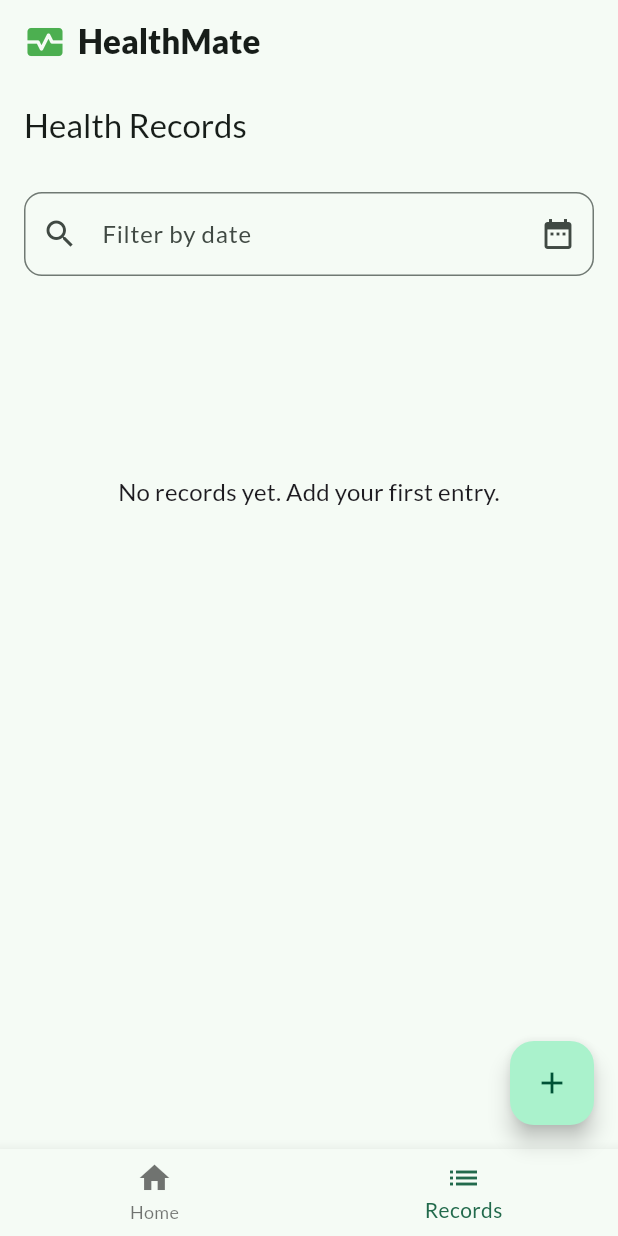
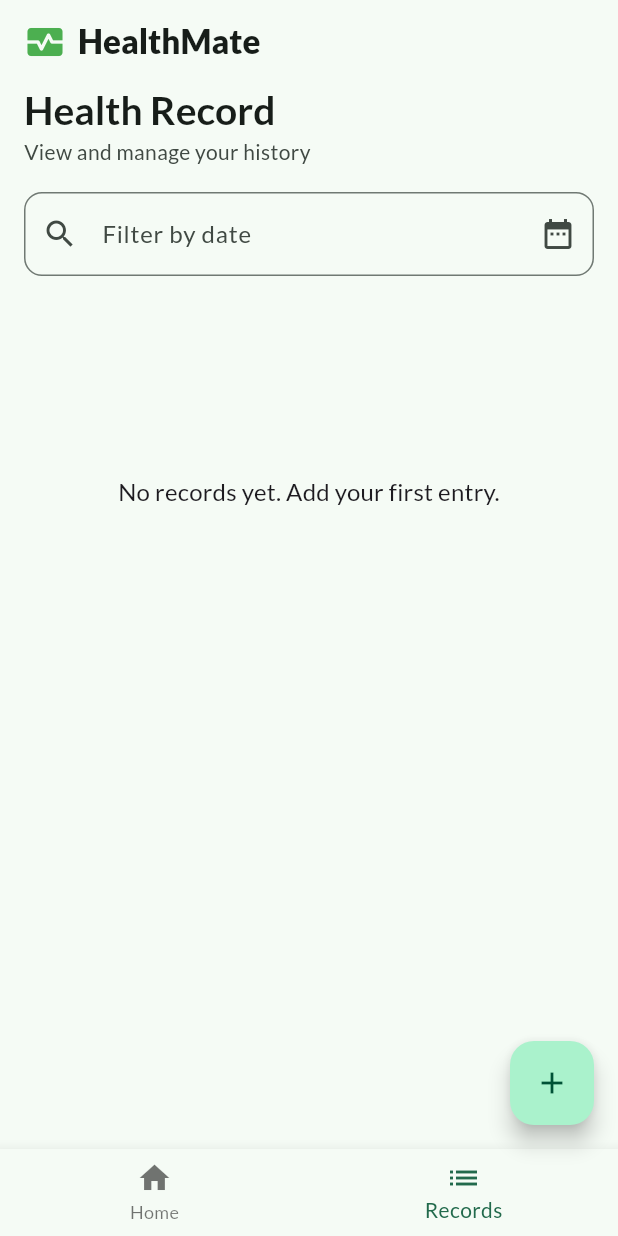
Before and after one commit to shafeemhsn/healthmate_personal_health_tracker, a Flutter app: the screen it shows after launch, item 2 of the bottom bar chosen, on a phone screen of 412 x 824 dp. Run offline on Flutter 3.47's test engine with Material 3 defaults, Android fonts, the light colour scheme and no system bars; our stand-ins replace flutter_riverpod, google_fonts, sqflite; accounts and stored records are empty.

Commit message:
font styling

```diff
--- a/lib/screen/dashboard_screen.dart
+++ b/lib/screen/dashboard_screen.dart
@@ -139,14 +139,12 @@ class _SummaryCard extends StatelessWidget {
         children: [
           Text(
             "Today's Summary",
-            style: theme.textTheme.titleMedium?.copyWith(
-              fontWeight: FontWeight.w700,
-            ),
+            style: TextStyle(fontSize: 18, fontWeight: FontWeight.bold),
           ),
           const SizedBox(height: 4),
           Text(
             dateLabel,
-            style: theme.textTheme.bodySmall?.copyWith(color: captionColor),
+            style: theme.textTheme.bodyMedium?.copyWith(color: captionColor),
           ),
           const SizedBox(height: 16),
           Row(
--- a/lib/screen/health_record_screen.dart
+++ b/lib/screen/health_record_screen.dart
@@ -1,6 +1,7 @@
 import 'package:flutter/material.dart';
 import 'package:flutter_riverpod/flutter_riverpod.dart';
 import 'package:healthmate_personal_health_tracker/models/health_record.dart';
+import 'package:healthmate_personal_health_tracker/widgets/screen_title.dart';
 import 'package:intl/intl.dart';
 
 import 'package:healthmate_personal_health_tracker/screen/add_edit_record_screen.dart';
@@ -68,7 +69,12 @@ class _HealthRecordScreenState extends ConsumerState<HealthRecordScreen> {
     }
 
     return Scaffold(
-      appBar: AppBar(title: const Text('Health Records')),
+      appBar: AppBar(
+        title: const ScreenTitle(
+          title: "Health Record",
+          label: "View and manage your history",
+        ),
+      ),
       body: Padding(
         padding: const EdgeInsets.all(16),
         child: Column(
```
